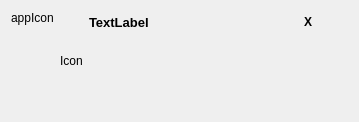
Qt form src/plugins/backends/snore/notifywidget.ui (baohaojun/system-config) before a commit.
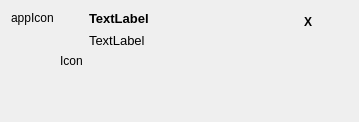
The same form after that commit. Icons and pictures are not drawn.

```diff
--- a/src/plugins/backends/snore/notifywidget.ui
+++ b/src/plugins/backends/snore/notifywidget.ui
@@ -11,7 +11,7 @@
    </rect>
   </property>
   <property name="sizePolicy">
-   <sizepolicy hsizetype="Expanding" vsizetype="Expanding">
+   <sizepolicy hsizetype="Minimum" vsizetype="Minimum">
     <horstretch>0</horstretch>
     <verstretch>0</verstretch>
    </sizepolicy>
@@ -30,6 +30,9 @@
    <property name="spacing">
     <number>6</number>
    </property>
+   <property name="sizeConstraint">
+    <enum>QLayout::SetDefaultConstraint</enum>
+   </property>
    <item>
     <layout class="QHBoxLayout" name="horizontalLayout">
      <item>
@@ -77,15 +80,21 @@
        <property name="spacing">
         <number>0</number>
        </property>
+       <property name="sizeConstraint">
+        <enum>QLayout::SetFixedSize</enum>
+       </property>
        <item>
         <layout class="QHBoxLayout" name="horizontalLayout_3">
          <property name="spacing">
           <number>0</number>
          </property>
+         <property name="sizeConstraint">
+          <enum>QLayout::SetMinimumSize</enum>
+         </property>
          <item>
           <widget class="QLabel" name="titel">
            <property name="sizePolicy">
-            <sizepolicy hsizetype="Expanding" vsizetype="Expanding">
+            <sizepolicy hsizetype="Expanding" vsizetype="Minimum">
              <horstretch>0</horstretch>
              <verstretch>0</verstretch>
             </sizepolicy>
@@ -105,10 +114,10 @@
             <bool>false</bool>
            </property>
            <property name="alignment">
-            <set>Qt::AlignLeading|Qt::AlignLeft|Qt::AlignVCenter</set>
+            <set>Qt::AlignLeading|Qt::AlignLeft|Qt::AlignTop</set>
            </property>
-           <property name="wordWrap">
-            <bool>false</bool>
+           <property name="indent">
+            <number>0</number>
            </property>
           </widget>
          </item>
@@ -143,29 +152,38 @@
         </layout>
        </item>
        <item>
-        <widget class="QTextBrowser" name="body">
-         <property name="enabled">
-          <bool>false</bool>
+        <widget class="QLabel" name="body">
+         <property name="sizePolicy">
+          <sizepolicy hsizetype="Expanding" vsizetype="Expanding">
+           <horstretch>0</horstretch>
+           <verstretch>0</verstretch>
+          </sizepolicy>
          </property>
          <property name="font">
           <font>
            <pointsize>10</pointsize>
           </font>
          </property>
-         <property name="frameShape">
-          <enum>QFrame::NoFrame</enum>
+         <property name="text">
+          <string>TextLabel</string>
          </property>
-         <property name="frameShadow">
-          <enum>QFrame::Plain</enum>
+         <property name="textFormat">
+          <enum>Qt::RichText</enum>
          </property>
-         <property name="verticalScrollBarPolicy">
-          <enum>Qt::ScrollBarAlwaysOff</enum>
+         <property name="scaledContents">
+          <bool>false</bool>
          </property>
-         <property name="horizontalScrollBarPolicy">
-          <enum>Qt::ScrollBarAlwaysOff</enum>
+         <property name="alignment">
+          <set>Qt::AlignLeading|Qt::AlignLeft|Qt::AlignTop</set>
          </property>
-         <property name="textInteractionFlags">
-          <set>Qt::LinksAccessibleByKeyboard|Qt::LinksAccessibleByMouse</set>
+         <property name="wordWrap">
+          <bool>false</bool>
+         </property>
+         <property name="margin">
+          <number>0</number>
+         </property>
+         <property name="indent">
+          <number>0</number>
          </property>
          <property name="openExternalLinks">
           <bool>true</bool>
```
Left out of the diff: 2 changed lines with no effect on the pictures.
